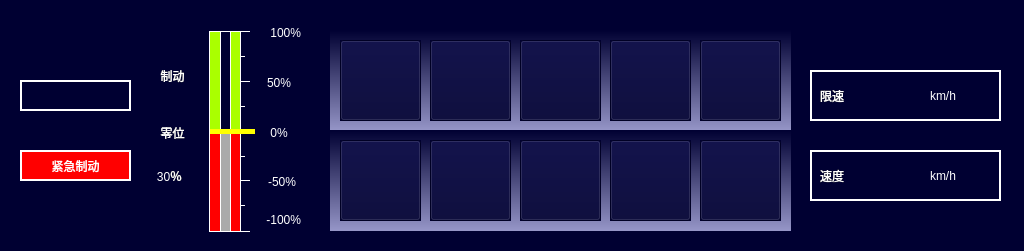
This is vehiclestatusarea.ui in 994656234/HHL as Qt 5 draws it before an edit. The edited form follows.
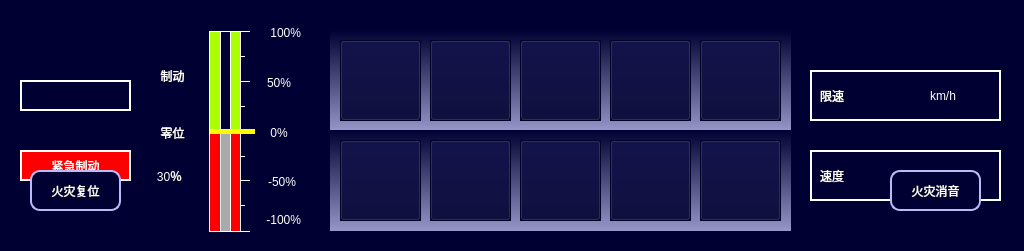
This is the edited form.

Diff of the .ui file:
```diff
--- a/vehiclestatusarea.ui
+++ b/vehiclestatusarea.ui
@@ -1052,6 +1052,28 @@
     <set>Qt::AlignCenter</set>
    </property>
   </widget>
+  <widget class="QPushButton" name="BTNResetFireBEEP">
+   <property name="geometry">
+    <rect>
+     <x>890</x>
+     <y>170</y>
+     <width>91</width>
+     <height>41</height>
+    </rect>
+   </property>
+   <property name="whatsThis">
+    <string>2</string>
+   </property>
+   <property name="styleSheet">
+    <string notr="true">border:2px solid rgb(187,188,247);
+color: rgb(255, 255, 255);
+font:14px &quot;微软雅黑&quot;;
+border-radius:10px;</string>
+   </property>
+   <property name="text">
+    <string>火灾消音</string>
+   </property>
+  </widget>
   <widget class="QPushButton" name="BTNReset">
    <property name="geometry">
     <rect>
@@ -1071,6 +1093,28 @@
     <string/>
    </property>
   </widget>
+  <widget class="QPushButton" name="BTNResetFirealarm">
+   <property name="geometry">
+    <rect>
+     <x>30</x>
+     <y>170</y>
+     <width>91</width>
+     <height>41</height>
+    </rect>
+   </property>
+   <property name="whatsThis">
+    <string>1</string>
+   </property>
+   <property name="styleSheet">
+    <string notr="true">border:2px solid rgb(187,188,247);
+color: rgb(255, 255, 255);
+font:14px &quot;微软雅黑&quot;;
+border-radius:10px;</string>
+   </property>
+   <property name="text">
+    <string>火灾复位</string>
+   </property>
+  </widget>
   <widget class="QLabel" name="label_3">
    <property name="geometry">
     <rect>
@@ -1105,13 +1149,9 @@
     <string/>
    </property>
   </widget>
+  <zorder>LBLSpeed</zorder>
   <zorder>label</zorder>
   <zorder>label_2</zorder>
-  <zorder>label_3</zorder>
-  <zorder>label_4</zorder>
-  <zorder>LBLSpeed</zorder>
-  <zorder>LBLNetV</zorder>
-  <zorder>lbl_mode</zorder>
   <zorder>LBLHVAC</zorder>
   <zorder>LBLSIV</zorder>
   <zorder>LBLReset</zorder>
@@ -1122,25 +1162,31 @@
   <zorder>LBLACP</zorder>
   <zorder>LBLTolopogy</zorder>
   <zorder>LBLTCU</zorder>
-  <zorder>LBL_metrolimitspeed</zorder>
+  <zorder>label_3</zorder>
+  <zorder>label_4</zorder>
   <zorder>LBLNetV_3</zorder>
-  <zorder>lbl_metrospeed</zorder>
-  <zorder>LBLNetV_5</zorder>
   <zorder>LBLNetV_6</zorder>
+  <zorder>LBLNetV</zorder>
+  <zorder>LBLNetV_5</zorder>
+  <zorder>LBL_metrolimitspeed</zorder>
+  <zorder>lbl_metrospeed</zorder>
+  <zorder>BTNResetFireBEEP</zorder>
+  <zorder>lbl_mode</zorder>
+  <zorder>BTNResetFirealarm</zorder>
   <zorder>widget_2</zorder>
-  <zorder>lbl_level_name</zorder>
   <zorder>lbl_level_value</zorder>
   <zorder>lbl_notract_nobrake</zorder>
-  <zorder>BTNBCU</zorder>
-  <zorder>BTNTCU</zorder>
-  <zorder>BTNFire</zorder>
-  <zorder>BTNACP</zorder>
-  <zorder>BTNReset</zorder>
+  <zorder>lbl_level_name</zorder>
   <zorder>BTNHVAC</zorder>
+  <zorder>BTNBCU</zorder>
   <zorder>BTNSIV</zorder>
+  <zorder>BTNTCU</zorder>
   <zorder>BTNEDCU</zorder>
+  <zorder>BTNFire</zorder>
   <zorder>BTNPIS</zorder>
+  <zorder>BTNACP</zorder>
   <zorder>BTNTolopogy</zorder>
+  <zorder>BTNReset</zorder>
  </widget>
  <resources/>
  <connections/>
```
